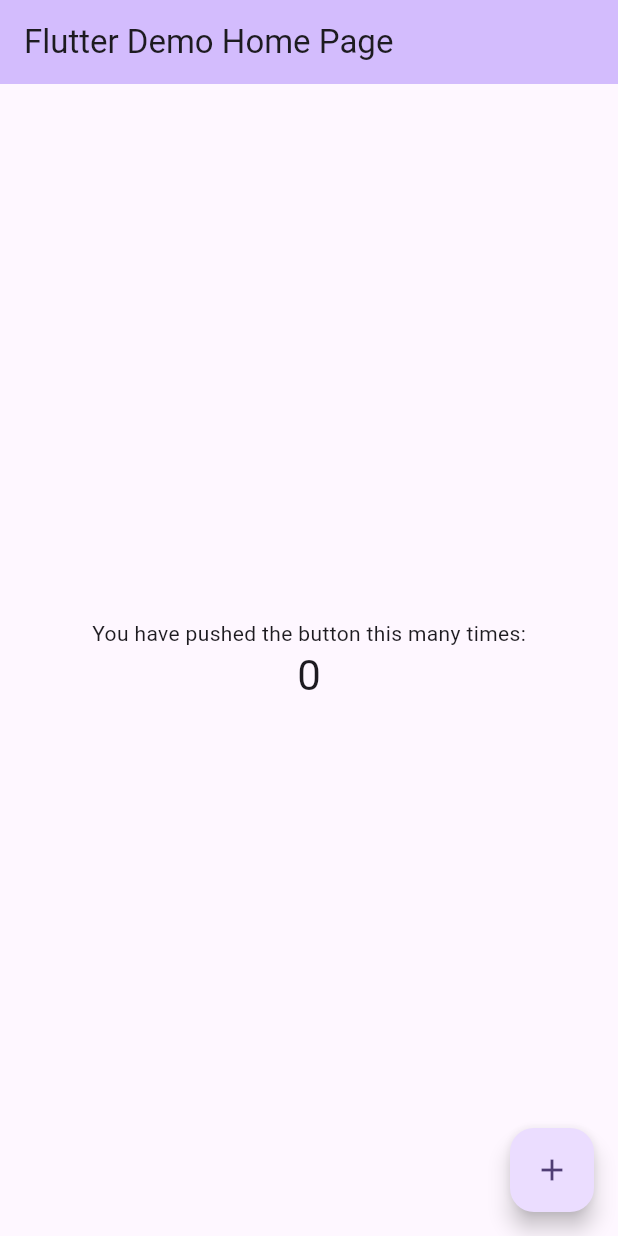
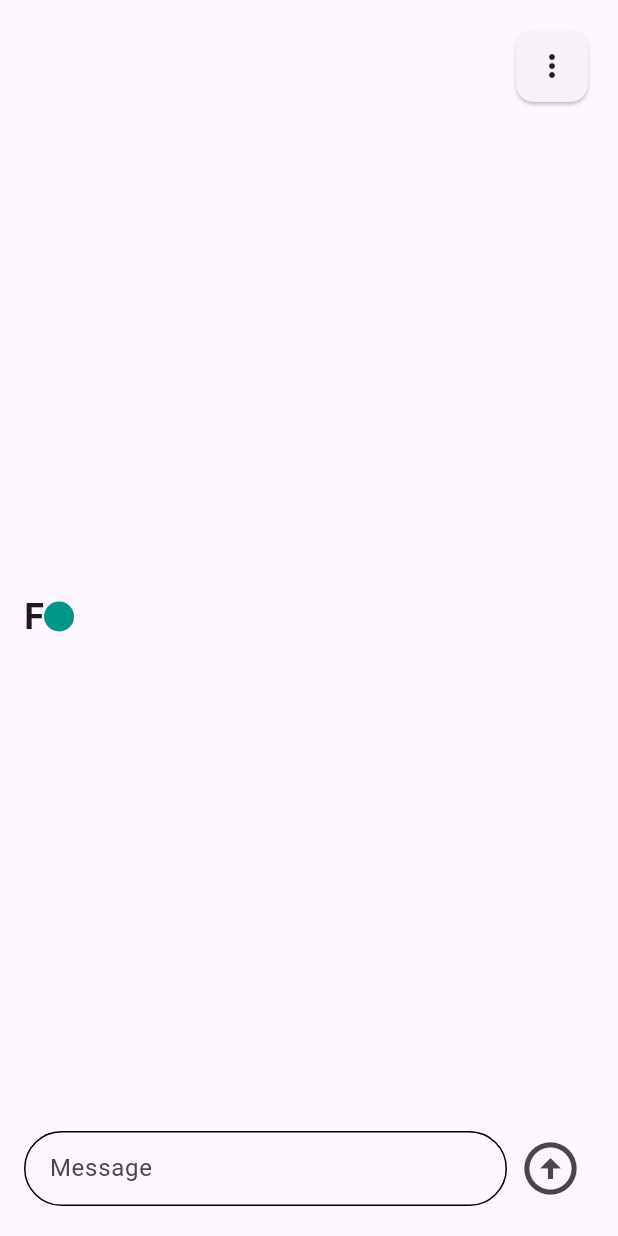
Before and after one commit to minju-kim98/flutter-study, a Flutter app: the screen it shows after launch, on a phone screen of 412 x 824 dp. Run offline on Flutter 3.47's test engine with Material 3 defaults, Android fonts, the light colour scheme and no system bars; our stand-ins replace fluttertoast, shared_preferences, sprintf, sqflite; accounts and stored records are empty.

Commit message:
🚧 화면구현

```diff
--- a/flutter_chatgpt_app/lib/main.dart
+++ b/flutter_chatgpt_app/lib/main.dart
@@ -1,4 +1,5 @@
 import 'package:flutter/material.dart';
+import 'package:flutter/widgets.dart';
 
 void main() {
   runApp(const MyApp());
@@ -13,21 +14,6 @@
     return MaterialApp(
       title: 'Flutter Demo',
       theme: ThemeData(
-        // This is the theme of your application.
-        //
-        // TRY THIS: Try running your application with "flutter run". You'll see
-        // the application has a purple toolbar. Then, without quitting the app,
-        // try changing the seedColor in the colorScheme below to Colors.green
-        // and then invoke "hot reload" (save your changes or press the "hot
-        // reload" button in a Flutter-supported IDE, or press "r" if you used
-        // the command line to start the app).
-        //
-        // Notice that the counter didn't reset back to zero; the application
-        // state is not lost during the reload. To reset the state, use hot
-        // restart instead.
-        //
-        // This works for code too, not just values: Most code changes can be
-        // tested with just a hot reload.
         colorScheme: ColorScheme.fromSeed(seedColor: Colors.deepPurple),
         useMaterial3: true,
       ),
@@ -39,87 +25,220 @@
 class MyHomePage extends StatefulWidget {
   const MyHomePage({super.key, required this.title});
 
-  // This widget is the home page of your application. It is stateful, meaning
-  // that it has a State object (defined below) that contains fields that affect
-  // how it looks.
-
-  // This class is the configuration for the state. It holds the values (in this
-  // case the title) provided by the parent (in this case the App widget) and
-  // used by the build method of the State. Fields in a Widget subclass are
-  // always marked "final".
-
   final String title;
 
   @override
   State<MyHomePage> createState() => _MyHomePageState();
 }
 
-class _MyHomePageState extends State<MyHomePage> {
-  int _counter = 0;
+class _MyHomePageState extends State<MyHomePage> with TickerProviderStateMixin {
+  TextEditingController messageTextController = TextEditingController();
 
-  void _incrementCounter() {
-    setState(() {
-      // This call to setState tells the Flutter framework that something has
-      // changed in this State, which causes it to rerun the build method below
-      // so that the display can reflect the updated values. If we changed
-      // _counter without calling setState(), then the build method would not be
-      // called again, and so nothing would appear to happen.
-      _counter++;
+  static const String _kStrings = "FastCampus Flutter ChatGPT";
+
+  String get _currentString => _kStrings;
+
+  ScrollController scrollController = ScrollController();
+  late Animation<int> _characterCount;
+  late AnimationController animationController;
+
+  setupAnimations() {
+    animationController = AnimationController(
+        vsync: this, duration: const Duration(milliseconds: 2500));
+    _characterCount = StepTween(begin: 0, end: _currentString.length).animate(
+      CurvedAnimation(parent: animationController, curve: Curves.easeIn),
+    );
+
+    animationController.addListener(() {
+      setState(() {});
     });
+
+    animationController.addStatusListener((status) {
+      if (status == AnimationStatus.completed) {
+        Future.delayed(const Duration(seconds: 1)).then((value) {
+          animationController.reverse();
+        });
+      } else if (status == AnimationStatus.dismissed) {
+        Future.delayed(const Duration(seconds: 1)).then(
+          (value) => animationController.forward(),
+        );
+      }
+    });
+
+    animationController.forward();
+  }
+
+  @override
+  void initState() {
+    super.initState();
+    setupAnimations();
+  }
+
+  @override
+  void dispose() {
+    messageTextController.dispose();
+    scrollController.dispose();
+
+    super.dispose();
   }
 
   @override
   Widget build(BuildContext context) {
-    // This method is rerun every time setState is called, for instance as done
-    // by the _incrementCounter method above.
-    //
-    // The Flutter framework has been optimized to make rerunning build methods
-    // fast, so that you can just rebuild anything that needs updating rather
-    // than having to individually change instances of widgets.
     return Scaffold(
-      appBar: AppBar(
-        // TRY THIS: Try changing the color here to a specific color (to
-        // Colors.amber, perhaps?) and trigger a hot reload to see the AppBar
-        // change color while the other colors stay the same.
-        backgroundColor: Theme.of(context).colorScheme.inversePrimary,
-        // Here we take the value from the MyHomePage object that was created by
-        // the App.build method, and use it to set our appbar title.
-        title: Text(widget.title),
-      ),
-      body: Center(
-        // Center is a layout widget. It takes a single child and positions it
-        // in the middle of the parent.
+      body: SafeArea(
+        child: Padding(
+          padding: const EdgeInsets.all(16.0),
           child: Column(
-          // Column is also a layout widget. It takes a list of children and
-          // arranges them vertically. By default, it sizes itself to fit its
-          // children horizontally, and tries to be as tall as its parent.
-          //
-          // Column has various properties to control how it sizes itself and
-          // how it positions its children. Here we use mainAxisAlignment to
-          // center the children vertically; the main axis here is the vertical
-          // axis because Columns are vertical (the cross axis would be
-          // horizontal).
-          //
-          // TRY THIS: Invoke "debug painting" (choose the "Toggle Debug Paint"
-          // action in the IDE, or press "p" in the console), to see the
-          // wireframe for each widget.
             mainAxisAlignment: MainAxisAlignment.center,
             children: <Widget>[
-            const Text(
-              'You have pushed the button this many times:',
+              Align(
+                alignment: Alignment.centerRight,
+                child: Card(
+                  child: PopupMenuButton(
+                    itemBuilder: (context) {
+                      return [
+                        const PopupMenuItem(
+                          child: ListTile(
+                            title: Text('히스토리'),
                           ),
-            Text(
-              '$_counter',
-              style: Theme.of(context).textTheme.headlineMedium,
                         ),
+                        const PopupMenuItem(
+                          child: ListTile(
+                            title: Text('설정'),
+                          ),
+                        ),
+                        const PopupMenuItem(
+                          child: ListTile(
+                            title: Text('새로운 채팅'),
+                          ),
+                        ),
+                      ];
+                    },
+                  ),
+                ),
+              ),
+              Expanded(
+                child: Padding(
+                  padding: const EdgeInsets.symmetric(vertical: 8.0),
+                  child: Center(
+                    child: AnimatedBuilder(
+                      animation: _characterCount,
+                      builder: (BuildContext context, Widget? child){
+                        String text = _currentString.substring(0, _characterCount.value);
+                        return Row(
+                        children: [
+                          Text(text, style: const TextStyle(
+                            fontWeight: FontWeight.bold,
+                            fontSize: 24,
+                          ),),
+                          const CircleAvatar(
+                            radius: 10,
+                            backgroundColor: Colors.teal,
+                          )
+                        ],
+                        );
+                    },
+                    ),
+                  ),
+                ),
+                // child: Container(
+                  // // color: Colors.blue,
+                  // // child: const Center(
+                  // //   child: Text(_kStrings),
+                  // // ),
+                  // child: ListView.builder(
+                  //   itemCount: 100,
+                  //   itemBuilder: (context, index) {
+                  //     if (index % 2 == 0) {
+                  //       return const Padding(
+                  //         padding: EdgeInsets.symmetric(vertical: 16),
+                  //         child: Row(
+                  //           children: [
+                  //             CircleAvatar(),
+                  //             SizedBox(
+                  //               width: 8,
+                  //             ),
+                  //             Expanded(
+                  //               child: Column(
+                  //                 crossAxisAlignment: CrossAxisAlignment.start,
+                  //                 children: [
+                  //                   Text('User'),
+                  //                   Text('Message'),
+                  //                 ],
+                  //               ),
+                  //             ),
+                  //           ],
+                  //         ),
+                  //       );
+                  //     }
+                  //     return const Row(
+                  //       children: [
+                  //         CircleAvatar(
+                  //           backgroundColor: Colors.teal,
+                  //         ),
+                  //         SizedBox(
+                  //           width: 8,
+                  //         ),
+                  //         Expanded(
+                  //           child: Column(
+                  //             crossAxisAlignment: CrossAxisAlignment.start,
+                  //             children: [
+                  //               Text('ChatGPT'),
+                  //               Text('OpenAI'),
+                  //             ],
+                  //           ),
+                  //         ),
+                  //       ],
+                  //     );
+                  //   },
+                  // ),
+                // ),
+              ),
+              Dismissible(
+                key: const Key("chat-bar"),
+                direction: DismissDirection.startToEnd,
+                onDismissed: (d) {
+                  if (d == DismissDirection.startToEnd) {
+                    //logic
+                  }
+                },
+                background: const Row(
+                  crossAxisAlignment: CrossAxisAlignment.center,
+                  children: [Text("New Chat")],
+                ),
+                confirmDismiss: (d) async {
+                  if (d == DismissDirection.startToEnd) {
+                    //logic
+                  }
+                },
+                child: Row(
+                  children: [
+                    Expanded(
+                      child: Container(
+                        padding: const EdgeInsets.symmetric(horizontal: 16),
+                        decoration: BoxDecoration(
+                          borderRadius: BorderRadius.circular(32),
+                          border: Border.all(),
+                        ),
+                        child: TextField(
+                          controller: messageTextController,
+                          decoration: const InputDecoration(
+                              border: InputBorder.none, hintText: "Message"),
+                        ),
+                      ),
+                    ),
+                    IconButton(
+                      iconSize: 42,
+                      onPressed: () {},
+                      icon: const Icon(Icons.arrow_circle_up),
+                    )
+                  ],
+                ),
+              )
             ],
           ),
         ),
-      floatingActionButton: FloatingActionButton(
-        onPressed: _incrementCounter,
-        tooltip: 'Increment',
-        child: const Icon(Icons.add),
-      ), // This trailing comma makes auto-formatting nicer for build methods.
+      ),
     );
   }
 }
```
Also changed, not shown: 1 other file. Lines whose indentation alone changed are shown as unchanged.
